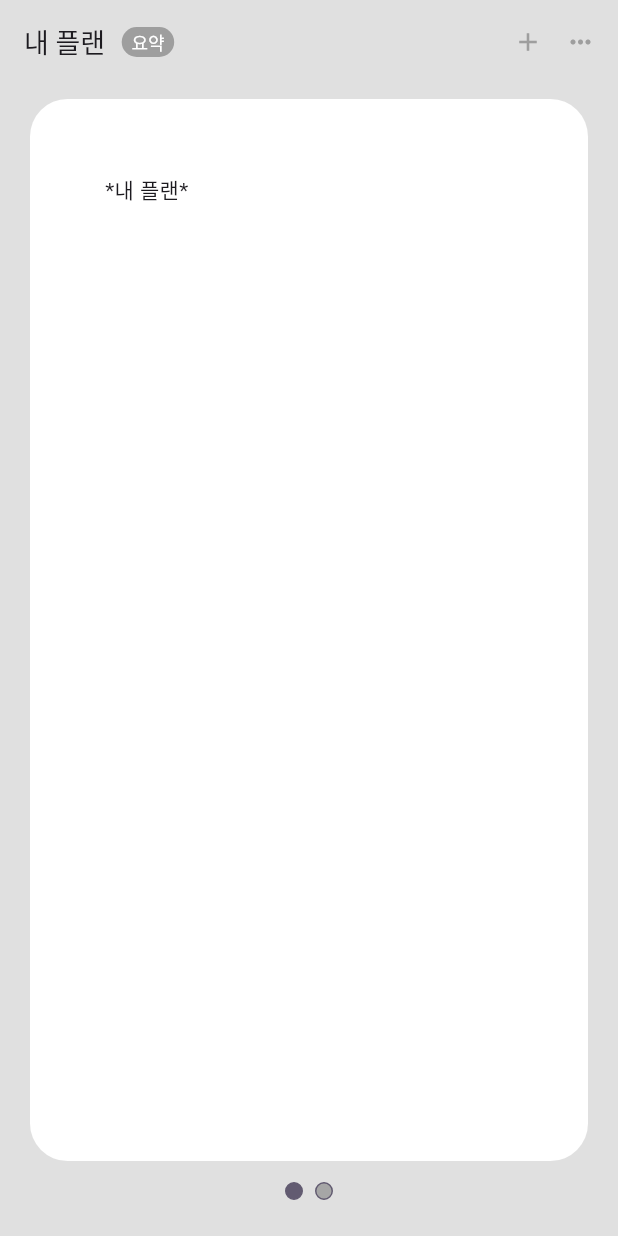
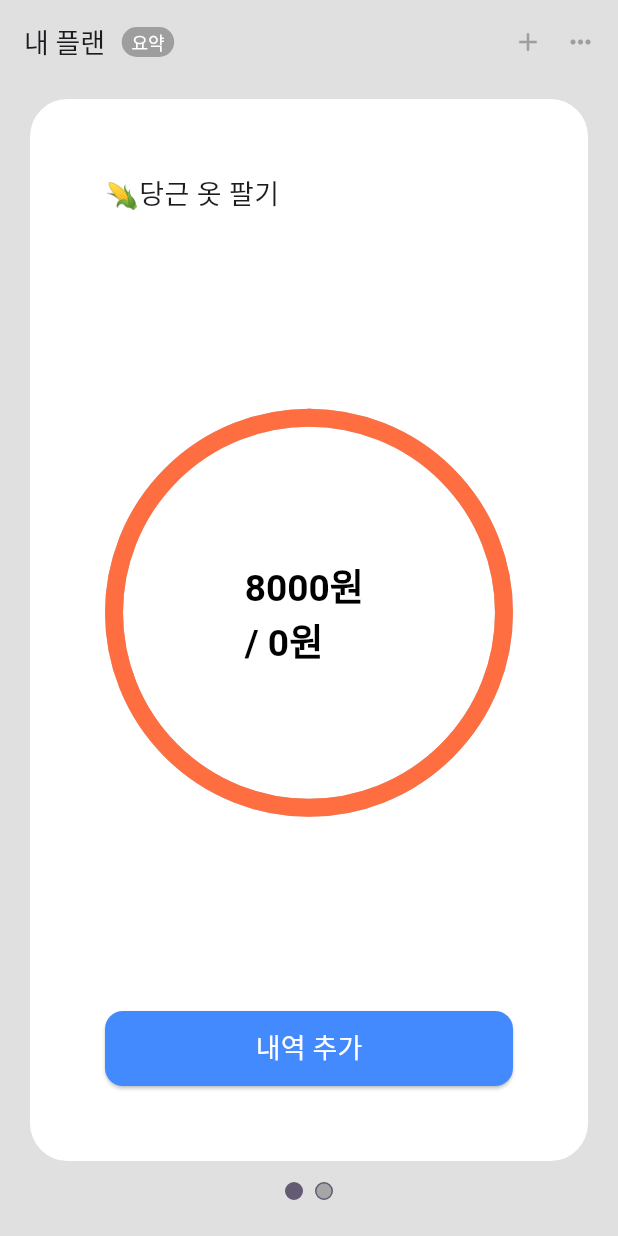
Before and after one commit to flutter-fantastic-crew/woogi_scorn_clone, a Flutter app: the screen it shows after launch, on a phone screen of 412 x 824 dp. Run offline on Flutter 3.47's test engine with Material 3 defaults, Android fonts, the phone set to English and light mode, and no system bars; Roboto replaces fonts that are missing (PretendardBold, PretendardRegular).

Commit message:
원형 차트 추가 중

```diff
--- a/lib/entity/plan_data_entity.dart
+++ b/lib/entity/plan_data_entity.dart
@@ -9,7 +9,7 @@ class PlanDataEntity {
   String planName; // 플랜 이름
   String planIcon; // 플랜 아이콘
   List<PlanHistoryEntity> planHistory; // 플랜예산 기록 리스트
-  int? budget; // null == 수입
+  int? budget; // null == 수입, 예산
 
   PlanDataEntity({
     required this.planId,
--- a/lib/screens/home.dart
+++ b/lib/screens/home.dart
@@ -106,7 +106,9 @@ class _HomeState extends State<Home> with TickerProviderStateMixin {
                       controller: _tabController,
                       children: List<Widget>.generate(
                           homePageViewModel.plans.length,
-                          (index) => PlanCardWidget()),
+                          (index) => PlanCardWidget(
+                                plan: homePageViewModel.plans[index],
+                              )),
                     ),
                   ),
                   Positioned(
--- /dev/null
+++ b/lib/widget/pie_chart.dart
@@ -0,0 +1,84 @@
+import 'dart:math';
+
+import 'package:flutter/material.dart';
+
+class PieChart extends CustomPainter {
+  final int percentage;
+  final double textScaleFactor;
+  final int budget;
+  final int totalExpenses;
+
+  PieChart({
+    required this.percentage,
+    required this.budget,
+    required this.totalExpenses,
+    this.textScaleFactor = 1.0,
+  });
+
+  @override
+  void paint(Canvas canvas, Size size) {
+    // 화면에 그릴 paint 정의
+    Paint paint = Paint()
+      ..color = Colors.grey[400]!
+      ..strokeWidth = 12.0
+      ..style = PaintingStyle.stroke
+      ..strokeCap = StrokeCap.round;
+
+    // 원의 반지름을 구한다. 선의 굵이에 영향을 받지 않게 보정
+    double radius = min(size.width / 2 - paint.strokeWidth / 2,
+        size.height / 2 - paint.strokeWidth / 2);
+
+    // 그래프가 가운데로 그려지도록 좌표를 정한다.
+    Offset center = Offset(size.width / 2, size.height / 2);
+
+    // 원 그래프를 그린다.
+    canvas.drawCircle(center, radius, paint);
+
+    // 호(arc)의 각도를 정한다. 정해진 각도만큼만 그린다.
+    double arcAngle = 2 * pi * (percentage / 100.0);
+
+    // 호를 그릴때 색 변경
+    paint..color = Colors.deepOrangeAccent;
+
+    // 호(arc)를 그린다.
+    canvas.drawArc(Rect.fromCircle(center: center, radius: radius), -pi / 2,
+        arcAngle, false, paint);
+
+    // 텍스트를 화면에 표시한다.
+    drawText(canvas, size, '$totalExpenses원 \n/ $budget원');
+  }
+
+  // 원의 중앙에 텍스트를 적는다.
+  void drawText(Canvas canvas, Size size, String text) {
+    double fontSize = getFontSize(size, text);
+
+    TextSpan sp = TextSpan(
+        style: TextStyle(
+            fontSize: fontSize,
+            fontWeight: FontWeight.bold,
+            color: Colors.black),
+        text: text);
+
+    TextPainter tp = TextPainter(text: sp, textDirection: TextDirection.ltr);
+
+    // 필수로 호출해야 한다. 텍스트 페인터에 그려질 텍스트의 크기와 방향을 결정한다.
+    tp.layout();
+
+    double dx = size.width / 2 - tp.width / 2;
+    double dy = size.height / 2 - tp.height / 2;
+
+    Offset offset = Offset(dx, dy);
+    tp.paint(canvas, offset);
+  }
+
+  // 화면 크기에 비례하도록 텍스트 폰트 크기를 정한다.
+  double getFontSize(Size size, String text) {
+    return size.width / text.length * textScaleFactor;
+  }
+
+  // 다르면 다시 그리도록
+  @override
+  bool shouldRepaint(PieChart old) {
+    return old.percentage != percentage;
+  }
+}
--- a/lib/widget/plan_card_widget.dart
+++ b/lib/widget/plan_card_widget.dart
@@ -1,7 +1,14 @@
 import 'package:flutter/material.dart';
+import 'package:scorn_clone/widget/pie_chart.dart';
+
+import '../entity/plan_data_entity.dart';
 
 class PlanCardWidget extends StatelessWidget {
-  const PlanCardWidget({Key? key}) : super(key: key);
+  const PlanCardWidget({
+    Key? key,
+    required this.plan,
+  }) : super(key: key);
+  final PlanDataEntity plan;
 
   @override
   Widget build(BuildContext context) {
@@ -16,7 +23,42 @@ class PlanCardWidget extends StatelessWidget {
             margin: EdgeInsets.symmetric(horizontal: 20, vertical: 10),
             child: Padding(
               padding: const EdgeInsets.all(50),
-              child: Text("*내 플랜*"),
+              child: Column(
+                crossAxisAlignment: CrossAxisAlignment.start,
+                mainAxisAlignment: MainAxisAlignment.spaceBetween,
+                children: [
+                  Text(plan.planIcon + plan.planName,
+                      style: TextStyle(
+                          fontSize: 18, fontFamily: 'PretendardBold')),
+                  Container(
+                    padding: const EdgeInsets.symmetric(vertical: 8.0),
+                    child: Center(
+                      child: CustomPaint(
+                        size: Size(300, 300),
+                        painter: PieChart(
+                          percentage:
+                              plan.totalExpenses ~/ (plan.budget ?? 1) * 100,
+                          budget: plan.budget ?? 0,
+                          totalExpenses: plan.totalExpenses,
+                        ),
+                      ),
+                    ),
+                  ),
+                  ElevatedButton(
+                    onPressed: () {},
+                    child: Text("내역 추가",
+                        style: TextStyle(
+                            fontSize: 18, fontFamily: 'PretendardBold')),
+                    style: ElevatedButton.styleFrom(
+                      backgroundColor: Colors.blueAccent,
+                      foregroundColor: Colors.white,
+                      minimumSize: Size(700, 50),
+                      shape: RoundedRectangleBorder(
+                          borderRadius: BorderRadius.circular(12)),
+                    ),
+                  )
+                ],
+              ),
             ),
           ),
         ),
```
